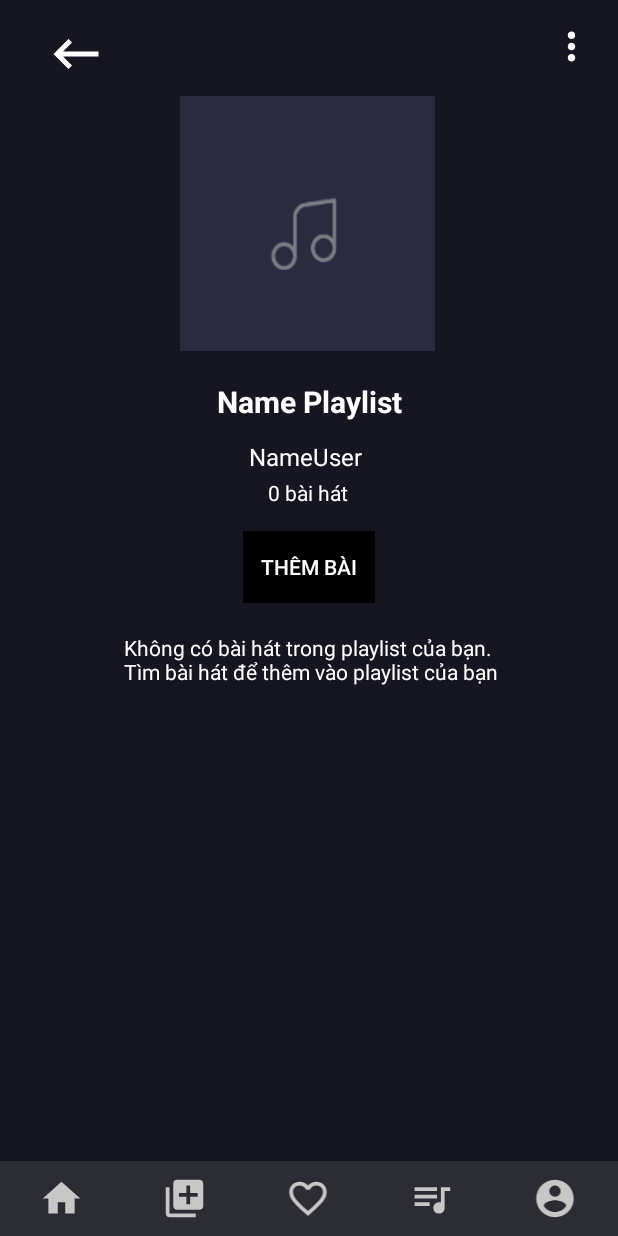
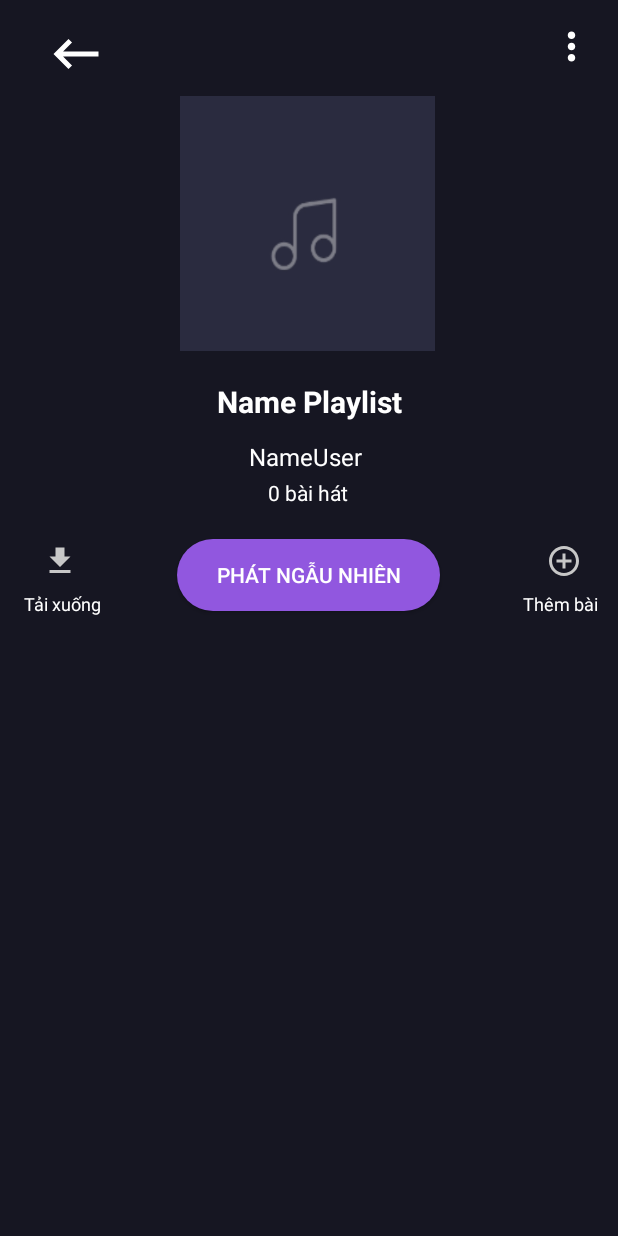
Before and after one commit to ndthanh143/Music-App, an Android app: the PlaylistAcitivity screen opened directly, with no data from a screen before it, on a phone screen of 412 x 824 dp. Run offline under Robolectric (Android 15) with nearby library versions, the light colour scheme and no system bars; pictures from the network do not load; Roboto replaces fonts that are not available here.

Commit message:
Conflit layout and add logic find

```diff
--- a/app/src/main/java/com/example/musicapp/Activity/PlaylistAcitivity.java
+++ b/app/src/main/java/com/example/musicapp/Activity/PlaylistAcitivity.java
@@ -110,7 +110,8 @@ public class PlaylistAcitivity extends AppCompatActivity {
                 if(playlist.getListSongs().size() == 0) {
                     layoutHasSongInPlaylist.setVisibility(View.GONE);
                     layoutNoSongInPlaylist.setVisibility(View.VISIBLE);
-                } else {
+                } else
+                {
                     layoutNoSongInPlaylist.setVisibility(View.GONE);
                     layoutHasSongInPlaylist.setVisibility(View.VISIBLE);
                     playlistSongAdapter = new PlaylistSongAdapter(PlaylistAcitivity.this, playlist.getListSongs(), playlist.getId());
--- a/app/src/main/java/com/example/musicapp/utils/ERole.java
+++ b/app/src/main/java/com/example/musicapp/utils/ERole.java
@@ -1,4 +1,4 @@
-package com.example.musicapp.utils;
+package com.example.musicapp.Utils;
 
 public enum ERole {
     ROLE_USER,
--- /dev/null
+++ b/app/src/main/res/drawable/rounded_image.xml
@@ -0,0 +1,4 @@
+<?xml version="1.0" encoding="utf-8"?>
+<shape xmlns:android="http://schemas.android.com/apk/res/android">
+        <corners android:radius="100dp" /> <!-- Đặt bán kính bo tròn tùy ý -->
+</shape>
--- a/app/src/main/res/layout/activity_create_playlist.xml
+++ b/app/src/main/res/layout/activity_create_playlist.xml
@@ -11,8 +11,8 @@
 
     <ImageButton
         android:id="@+id/imageView11"
-        android:layout_width="36dp"
-        android:layout_height="36dp"
+        android:layout_width="50dp"
+        android:layout_height="50dp"
         android:layout_marginTop="16dp"
         app:layout_constraintEnd_toEndOf="parent"
         app:layout_constraintHorizontal_bias="0.082"
--- a/app/src/main/res/layout/activity_list_playlist.xml
+++ b/app/src/main/res/layout/activity_list_playlist.xml
@@ -8,8 +8,8 @@
 
     <ImageButton
         android:id="@+id/ivbackplaylist1"
-        android:layout_width="40dp"
-        android:layout_height="40dp"
+        android:layout_width="50dp"
+        android:layout_height="50dp"
         android:layout_marginTop="16dp"
         android:layout_marginLeft="16dp"
         app:layout_constraintHorizontal_bias="0.047"
@@ -58,7 +58,6 @@
             android:id="@+id/textView3"
             android:layout_width="wrap_content"
             android:layout_height="wrap_content"
-            android:layout_marginTop="10dp"
             android:text="PLAYLIST"
             android:textColor="#FFFFFF"
             android:textSize="30sp"
--- a/app/src/main/res/layout/activity_playlist_acitivity.xml
+++ b/app/src/main/res/layout/activity_playlist_acitivity.xml
@@ -95,7 +95,7 @@
             android:id="@+id/layoutNoSongInPlaylist"
             android:layout_width="match_parent"
             android:layout_height="wrap_content"
-            android:visibility="visible"
+            android:visibility="gone"
             app:layout_constraintEnd_toEndOf="parent"
             app:layout_constraintStart_toStartOf="parent"
             app:layout_constraintTop_toTopOf="parent">
@@ -132,7 +132,7 @@
             app:layout_constraintEnd_toEndOf="parent"
             app:layout_constraintStart_toStartOf="parent"
             app:layout_constraintTop_toTopOf="parent"
-            android:visibility="gone">
+            android:visibility="visible">
 
             <androidx.constraintlayout.widget.ConstraintLayout
                 android:id="@+id/constraintLayout3"
@@ -262,93 +262,94 @@
 <!--            app:layout_constraintTop_toBottomOf="@+id/textView26" />-->
 
 <!--    </androidx.constraintlayout.widget.ConstraintLayout>-->
-    <androidx.coordinatorlayout.widget.CoordinatorLayout
-        android:id="@+id/coordinatorLayout"
-        android:layout_width="match_parent"
-        android:layout_height="50dp"
-        android:background="#4D616161"
-        app:layout_constraintBottom_toBottomOf="parent"
-        app:layout_constraintEnd_toEndOf="parent"
-        app:layout_constraintStart_toStartOf="parent">
+<!--    <androidx.coordinatorlayout.widget.CoordinatorLayout-->
+<!--        android:id="@+id/coordinatorLayout"-->
+<!--        android:layout_width="match_parent"-->
+<!--        android:layout_height="50dp"-->
+<!--        android:background="#4D616161"-->
+<!--        app:layout_constraintBottom_toBottomOf="parent"-->
+<!--        app:layout_constraintEnd_toEndOf="parent"-->
+<!--        app:layout_constraintStart_toStartOf="parent"-->
+<!--        tools:visibility="invisible">-->
 
-        <LinearLayout
-            android:layout_width="match_parent"
-            android:layout_height="match_parent">
+<!--        <LinearLayout-->
+<!--            android:layout_width="match_parent"-->
+<!--            android:layout_height="match_parent">-->
 
-            <LinearLayout
-                android:id="@+id/home"
-                android:layout_width="0dp"
-                android:layout_height="wrap_content"
-                android:layout_marginTop="10dp"
-                android:layout_weight="0.2">
+<!--            <LinearLayout-->
+<!--                android:id="@+id/home"-->
+<!--                android:layout_width="0dp"-->
+<!--                android:layout_height="wrap_content"-->
+<!--                android:layout_marginTop="10dp"-->
+<!--                android:layout_weight="0.2">-->
 
-                <ImageView
-                    android:id="@+id/ivHome"
-                    android:layout_width="match_parent"
-                    android:layout_height="wrap_content"
-                    app:srcCompat="@drawable/ic_home_btn" />
-            </LinearLayout>
+<!--                <ImageView-->
+<!--                    android:id="@+id/ivHome"-->
+<!--                    android:layout_width="match_parent"-->
+<!--                    android:layout_height="wrap_content"-->
+<!--                    app:srcCompat="@drawable/ic_home_btn" />-->
+<!--            </LinearLayout>-->
 
-            <LinearLayout
-                android:id="@+id/addMore"
-                android:layout_width="0dp"
-                android:layout_height="match_parent"
-                android:layout_marginTop="10dp"
-                android:layout_weight="0.2"
-                android:orientation="vertical">
+<!--            <LinearLayout-->
+<!--                android:id="@+id/addMore"-->
+<!--                android:layout_width="0dp"-->
+<!--                android:layout_height="match_parent"-->
+<!--                android:layout_marginTop="10dp"-->
+<!--                android:layout_weight="0.2"-->
+<!--                android:orientation="vertical">-->
 
-                <ImageView
-                    android:id="@+id/ivAddMore"
-                    android:layout_width="match_parent"
-                    android:layout_height="wrap_content"
-                    app:srcCompat="@drawable/ic_add_more_btn" />
-            </LinearLayout>
+<!--                <ImageView-->
+<!--                    android:id="@+id/ivAddMore"-->
+<!--                    android:layout_width="match_parent"-->
+<!--                    android:layout_height="wrap_content"-->
+<!--                    app:srcCompat="@drawable/ic_add_more_btn" />-->
+<!--            </LinearLayout>-->
 
-            <LinearLayout
-                android:id="@+id/favourite"
-                android:layout_width="0dp"
-                android:layout_height="match_parent"
-                android:layout_weight="0.2"
-                android:orientation="vertical">
+<!--            <LinearLayout-->
+<!--                android:id="@+id/favourite"-->
+<!--                android:layout_width="0dp"-->
+<!--                android:layout_height="match_parent"-->
+<!--                android:layout_weight="0.2"-->
+<!--                android:orientation="vertical">-->
 
-                <ImageView
-                    android:id="@+id/ivFavourite"
-                    android:layout_width="match_parent"
-                    android:layout_height="wrap_content"
-                    android:layout_marginTop="10dp"
-                    app:srcCompat="@drawable/ic_favourite_btn" />
-            </LinearLayout>
+<!--                <ImageView-->
+<!--                    android:id="@+id/ivFavourite"-->
+<!--                    android:layout_width="match_parent"-->
+<!--                    android:layout_height="wrap_content"-->
+<!--                    android:layout_marginTop="10dp"-->
+<!--                    app:srcCompat="@drawable/ic_favourite_btn" />-->
+<!--            </LinearLayout>-->
 
-            <LinearLayout
-                android:id="@+id/explore"
-                android:layout_width="0dp"
-                android:layout_height="match_parent"
-                android:layout_marginTop="10dp"
-                android:layout_weight="0.2"
-                android:orientation="vertical">
+<!--            <LinearLayout-->
+<!--                android:id="@+id/explore"-->
+<!--                android:layout_width="0dp"-->
+<!--                android:layout_height="match_parent"-->
+<!--                android:layout_marginTop="10dp"-->
+<!--                android:layout_weight="0.2"-->
+<!--                android:orientation="vertical">-->
 
-                <ImageView
-                    android:id="@+id/ivExplore"
-                    android:layout_width="match_parent"
-                    android:layout_height="wrap_content"
-                    app:srcCompat="@drawable/ic_explore_btn" />
-            </LinearLayout>
+<!--                <ImageView-->
+<!--                    android:id="@+id/ivExplore"-->
+<!--                    android:layout_width="match_parent"-->
+<!--                    android:layout_height="wrap_content"-->
+<!--                    app:srcCompat="@drawable/ic_explore_btn" />-->
+<!--            </LinearLayout>-->
 
-            <LinearLayout
-                android:id="@+id/account"
-                android:layout_width="0dp"
-                android:layout_height="wrap_content"
-                android:layout_marginTop="10dp"
-                android:layout_weight="0.2"
-                android:orientation="vertical">
+<!--            <LinearLayout-->
+<!--                android:id="@+id/account"-->
+<!--                android:layout_width="0dp"-->
+<!--                android:layout_height="wrap_content"-->
+<!--                android:layout_marginTop="10dp"-->
+<!--                android:layout_weight="0.2"-->
+<!--                android:orientation="vertical">-->
 
-                <ImageView
-                    android:id="@+id/ivAccount"
-                    android:layout_width="match_parent"
-                    android:layout_height="wrap_content"
-                    app:srcCompat="@drawable/ic_account_btn" />
-            </LinearLayout>
-        </LinearLayout>
-    </androidx.coordinatorlayout.widget.CoordinatorLayout>
+<!--                <ImageView-->
+<!--                    android:id="@+id/ivAccount"-->
+<!--                    android:layout_width="match_parent"-->
+<!--                    android:layout_height="wrap_content"-->
+<!--                    app:srcCompat="@drawable/ic_account_btn" />-->
+<!--            </LinearLayout>-->
+<!--        </LinearLayout>-->
+<!--    </androidx.coordinatorlayout.widget.CoordinatorLayout>-->
 
 </androidx.constraintlayout.widget.ConstraintLayout>
--- a/app/src/main/res/layout/activity_song_music_type.xml
+++ b/app/src/main/res/layout/activity_song_music_type.xml
@@ -151,6 +151,7 @@
         </androidx.constraintlayout.widget.ConstraintLayout>
 
     </androidx.constraintlayout.widget.ConstraintLayout>
+
     <androidx.coordinatorlayout.widget.CoordinatorLayout
         android:id="@+id/coordinatorLayout"
         android:layout_width="match_parent"
@@ -158,7 +159,8 @@
         android:background="#4D616161"
         app:layout_constraintBottom_toBottomOf="parent"
         app:layout_constraintEnd_toEndOf="parent"
-        app:layout_constraintStart_toStartOf="parent">
+        app:layout_constraintStart_toStartOf="parent"
+        tools:visibility="gone">
 
         <LinearLayout
             android:layout_width="match_parent"
--- a/app/src/main/res/layout/fragment_song_information.xml
+++ b/app/src/main/res/layout/fragment_song_information.xml
@@ -20,6 +20,7 @@
             app:layout_constraintStart_toStartOf="parent"
             app:layout_constraintTop_toTopOf="parent"
             tools:srcCompat="@tools:sample/avatars"
+            android:background="@drawable/rounded_image"
             android:scaleType="fitXY"
             />
         <TextView
```
Also changed, not shown: app/src/main/java/com/example/musicapp/Activity/AcountActivity.java (+42 -0 lines), app/src/main/java/com/example/musicapp/Activity/AddSongToPlaylistActivity.java (+36 -1 lines), app/src/main/java/com/example/musicapp/Activity/ListPlaylistActivity.java (+7 -6 lines), app/src/main/res/layout/activity_account_personal.xml (+13 -7 lines), app/src/main/res/layout/activity_add_song_to_playlist.xml (+26 -24 lines).
